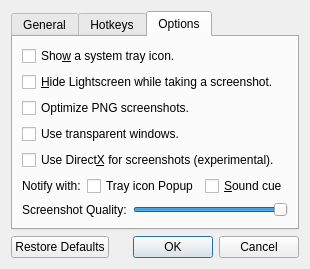
manjeetdahiya/lightscreen-clone, file dialogs/optionsdialog.ui: the form before one commit.
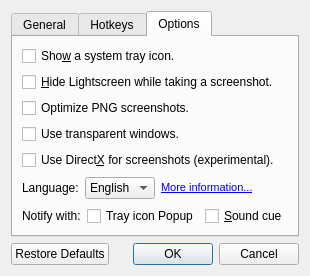
The form after the commit. The open tabs and pages were chosen to show the change. Icons and pictures are not drawn. Custom widgets are drawn as their Qt base class.

Commit message: Localization work: Renamed translation files and added the language chooser, now LS selects the language based on user choice and not Locale. (Also removed quality option, will add format configuration later on)

```diff
--- a/dialogs/optionsdialog.ui
+++ b/dialogs/optionsdialog.ui
@@ -5,8 +5,8 @@
    <rect>
     <x>0</x>
     <y>0</y>
-    <width>295</width>
-    <height>264</height>
+    <width>288</width>
+    <height>263</height>
    </rect>
   </property>
   <property name="windowTitle" >
@@ -355,14 +355,6 @@
       </layout>
      </widget>
      <widget class="QWidget" name="moreTab" >
-      <property name="geometry" >
-       <rect>
-        <x>0</x>
-        <y>0</y>
-        <width>271</width>
-        <height>188</height>
-       </rect>
-      </property>
       <attribute name="title" >
        <string>Options</string>
       </attribute>
@@ -411,6 +403,50 @@
          </property>
         </widget>
        </item>
+       <item>
+        <layout class="QHBoxLayout" name="horizontalLayout_4" >
+         <item>
+          <widget class="QLabel" name="languageLabel" >
+           <property name="text" >
+            <string>Language:</string>
+           </property>
+          </widget>
+         </item>
+         <item>
+          <widget class="QComboBox" name="languageComboBox" >
+           <item>
+            <property name="text" >
+             <string>English</string>
+            </property>
+           </item>
+          </widget>
+         </item>
+         <item>
+          <widget class="QLabel" name="translateLabel" >
+           <property name="text" >
+            <string>&lt;!DOCTYPE HTML PUBLIC "-//W3C//DTD HTML 4.0//EN" "http://www.w3.org/TR/REC-html40/strict.dtd">
+&lt;html>&lt;head>&lt;meta name="qrichtext" content="1" />&lt;style type="text/css">
+p, li { white-space: pre-wrap; }
+&lt;/style>&lt;/head>&lt;body style=" font-family:'MS Shell Dlg 2'; font-size:8.25pt; font-weight:400; font-style:normal;">
+&lt;p style=" margin-top:0px; margin-bottom:0px; margin-left:0px; margin-right:0px; -qt-block-indent:0; text-indent:0px;">&lt;a href="http://lightscreen.sourceforge.net/language">&lt;span style=" text-decoration: underline; color:#0000ff;">More information...&lt;/span>&lt;/a>&lt;/p>&lt;/body>&lt;/html></string>
+           </property>
+          </widget>
+         </item>
+         <item>
+          <spacer name="horizontalSpacer" >
+           <property name="orientation" >
+            <enum>Qt::Horizontal</enum>
+           </property>
+           <property name="sizeHint" stdset="0" >
+            <size>
+             <width>40</width>
+             <height>20</height>
+            </size>
+           </property>
+          </spacer>
+         </item>
+        </layout>
+       </item>
        <item>
         <layout class="QHBoxLayout" name="horizontalLayout" >
          <item>
@@ -445,40 +481,6 @@
          </item>
         </layout>
        </item>
-       <item>
-        <layout class="QGridLayout" >
-         <item row="0" column="2" >
-          <widget class="QSlider" name="qualitySlider" >
-           <property name="whatsThis" >
-            <string>&lt;html>&lt;head>&lt;meta name="qrichtext" content="1" />&lt;style type="text/css">&#xd;&#xd;
-p, li { white-space: pre-wrap; }&#xd;&#xd;
-&lt;/style>&lt;/head>&lt;body style=" font-family:'MS Shell Dlg 2'; font-size:8.25pt; font-weight:400; font-style:normal;">&#xd;&#xd;
-&lt;p style=" margin-top:0px; margin-bottom:0px; margin-left:0px; margin-right:0px; -qt-block-indent:0; text-indent:0px;">This slider goes from 0 to 100. 100 being the highest quality and 0 the lowest.&lt;/p>&#xd;&#xd;
-&lt;p style=" margin-top:0px; margin-bottom:0px; margin-left:0px; margin-right:0px; -qt-block-indent:0; text-indent:0px;">Quality is related to file size and of course to readability and overall quality of the image.&lt;/p>&lt;/body>&lt;/html></string>
-           </property>
-           <property name="maximum" >
-            <number>100</number>
-           </property>
-           <property name="value" >
-            <number>100</number>
-           </property>
-           <property name="orientation" >
-            <enum>Qt::Horizontal</enum>
-           </property>
-          </widget>
-         </item>
-         <item row="0" column="1" >
-          <widget class="QLabel" name="label_10" >
-           <property name="text" >
-            <string>Screenshot Quality:</string>
-           </property>
-           <property name="buddy" >
-            <cstring>qualitySlider</cstring>
-           </property>
-          </widget>
-         </item>
-        </layout>
-       </item>
       </layout>
      </widget>
     </widget>
```
Left out of the diff: 85 changed lines with no effect on the pictures. The commit also changes 9 other files.
